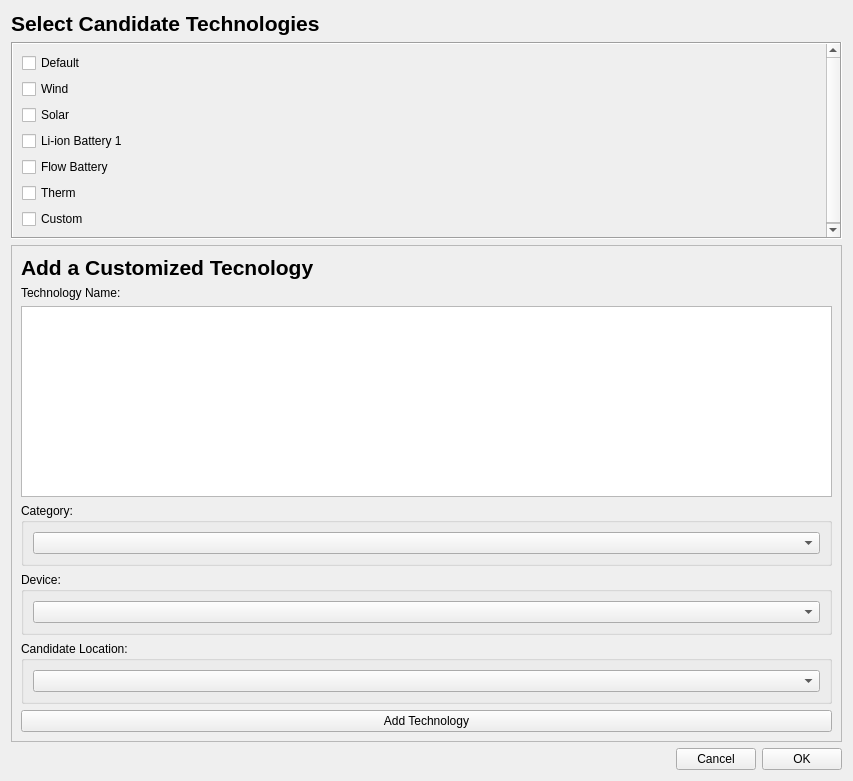
This is quest_planning/ui/forms/scenario_builder/candidate_technologies.ui in sandialabs/quest_planning as Qt 5 draws it before an edit. The edited form follows.
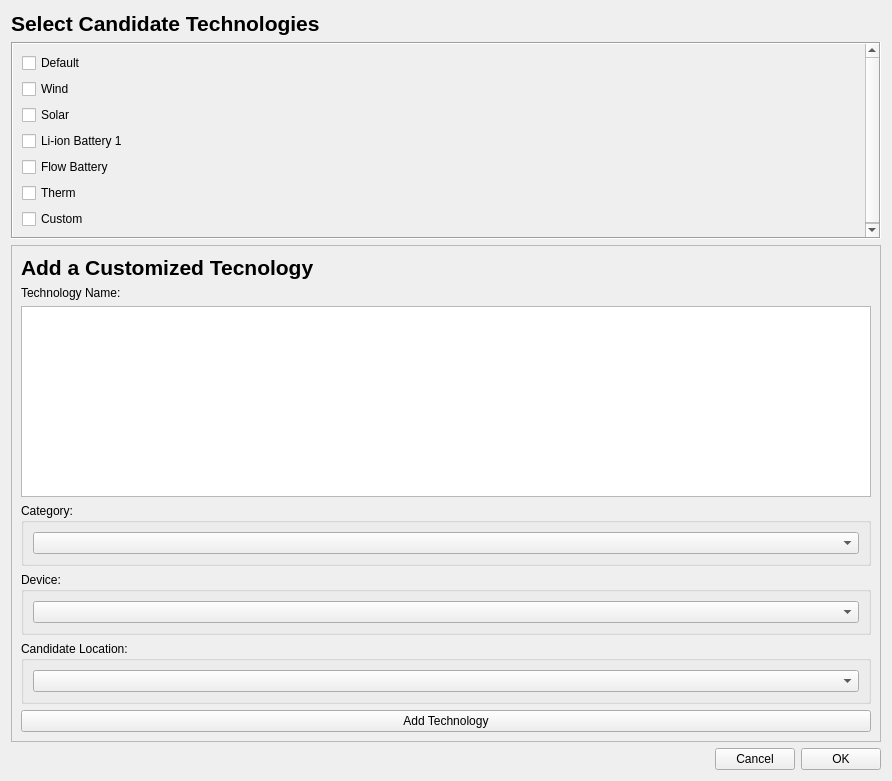
This is the edited form.

What changed in the file:
```diff
--- a/quest_planning/ui/forms/scenario_builder/candidate_technologies.ui
+++ b/quest_planning/ui/forms/scenario_builder/candidate_technologies.ui
@@ -6,7 +6,7 @@
    <rect>
     <x>0</x>
     <y>0</y>
-    <width>853</width>
+    <width>892</width>
     <height>781</height>
    </rect>
   </property>
@@ -53,7 +53,7 @@
        <rect>
         <x>0</x>
         <y>0</y>
-        <width>810</width>
+        <width>849</width>
         <height>163</height>
        </rect>
       </property>
```
